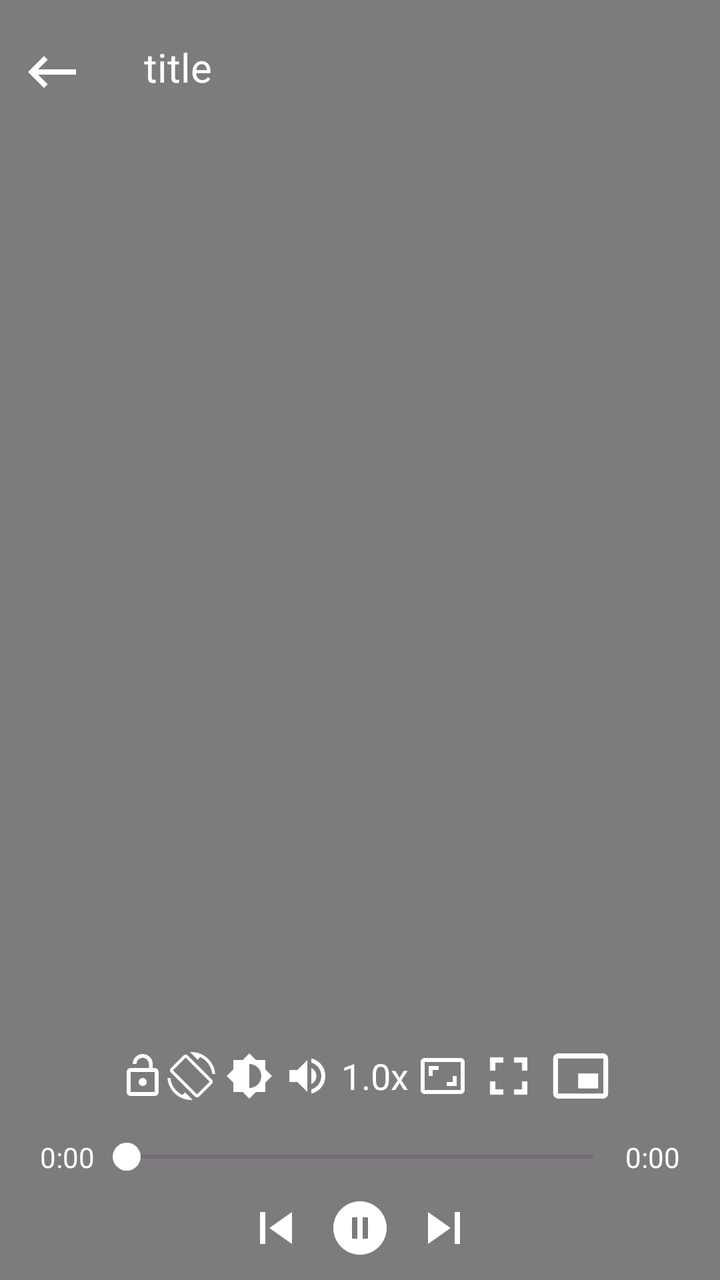
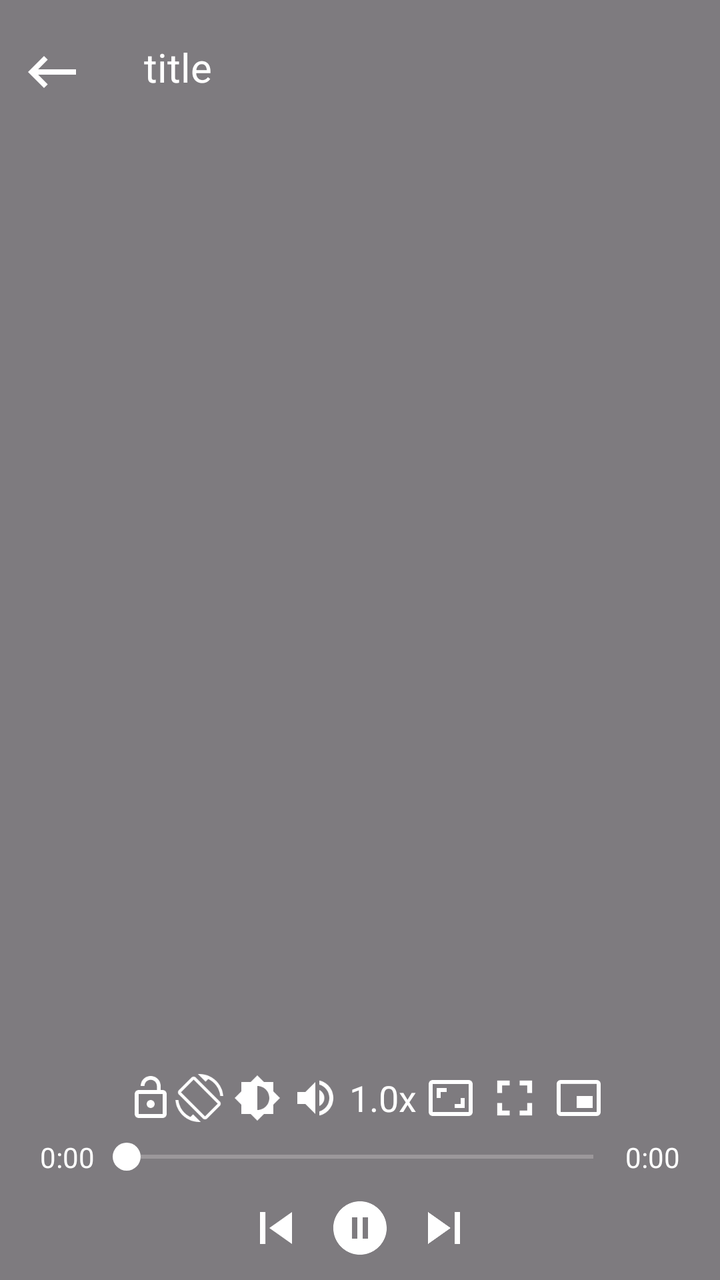

Before-and-after screenshots of an Android layout around one commit, followed by the original layout XML and the change that was made.
<!-- AndroidManifest.xml: application theme Theme.TorXplayer -->
<!-- res/layout/custom_controller.xml -->
<?xml version="1.0" encoding="utf-8"?>
<RelativeLayout xmlns:android="http://schemas.android.com/apk/res/android"
    xmlns:app="http://schemas.android.com/apk/res-auto"
    android:layout_width="match_parent"
    android:layout_height="match_parent"
    android:background="#80000000">

    
    <ImageView
        android:id="@+id/closePlayer"
        android:layout_width="32dp"
        android:layout_height="32dp"
        android:layout_marginStart="10dp"
        android:layout_marginTop="20dp"
        android:src="@drawable/outline_keyboard_backspace_24"
        app:tint="@color/white" />

    <TextView
        android:id="@+id/titleText"
        android:layout_width="wrap_content"
        android:layout_height="wrap_content"
        android:textColor="@color/white"
        android:text="title"
        android:textSize="20sp"
        android:maxLines="1"
        android:ellipsize="end"
        android:layout_marginEnd="20dp"
        android:layout_toEndOf="@id/closePlayer"
        android:layout_marginStart="30dp"
        android:layout_marginTop="20dp"/>

    
    <LinearLayout
        android:id="@+id/linearLayoutControlUp"
        android:layout_width="wrap_content"
        android:layout_height="wrap_content"
        android:layout_centerInParent="true"
        android:visibility="invisible"
        android:orientation="horizontal">

        <ImageView
            android:id="@+id/custom_rew"
            android:layout_width="42dp"
            android:layout_height="42dp"
            android:layout_marginEnd="50dp"
            android:src="@drawable/baseline_replay_10_24"
            android:visibility="visible"
            android:theme="@style/ClickableView" />



        <ImageView
            android:id="@+id/custom_ffwd"
            android:layout_width="42dp"
            android:layout_height="42dp"
            android:layout_marginStart="50dp"
            android:visibility="visible"
            android:src="@drawable/baseline_forward_10_24"
            android:theme="@style/ClickableView" />
    </LinearLayout>


    
    <LinearLayout
        android:id="@+id/bottomLayout"
        android:layout_width="match_parent"
        android:layout_height="wrap_content"
        android:layout_alignParentBottom="true"
        android:orientation="vertical"
        android:layout_marginTop="20dp">

        <LinearLayout
            android:layout_width="match_parent"
            android:layout_height="wrap_content"
            android:orientation="horizontal"
            android:gravity="center"
            android:padding="10dp"
            >

            
            <ImageView
                android:id="@+id/imageViewLock"
                android:layout_width="wrap_content"
                android:layout_height="wrap_content"
                android:layout_marginStart="10dp"
                android:layout_marginEnd="-10dp"
                android:padding="5dp"
                android:src="@drawable/baseline_lock_open_24"
                android:theme="@style/ClickableView"
                android:layout_marginBottom="0dp"/>

            
            <LinearLayout
                android:id="@+id/linearLayoutControlBottom"
                android:layout_width="wrap_content"
                android:layout_height="wrap_content"
                android:padding="5dp"
                android:gravity="center"
                android:orientation="horizontal"
                android:layout_marginBottom="0dp"
                android:layout_marginStart="0dp">

                <ImageView
                    android:id="@+id/imageViewRotateLock"
                    android:layout_width="24dp"
                    android:layout_height="24dp"
                    android:src="@drawable/baseline_screen_rotation_24"
                    android:theme="@style/ClickableView"
                    android:layout_marginEnd="5dp"/>

                <ImageView
                    android:id="@+id/imageViewBrightness"
                    android:layout_width="24dp"
                    android:layout_height="24dp"
                    android:src="@drawable/baseline_brightness_6_24"
                    android:theme="@style/ClickableView"
                    android:layout_toEndOf="@id/imageViewRotateLock"
                    android:layout_marginEnd="5dp"/>

                <ImageView
                    android:id="@+id/imageViewVolume"
                    android:layout_width="24dp"
                    android:layout_height="24dp"
                    android:src="@drawable/baseline_volume_up_24"
                    android:theme="@style/ClickableView"
                    android:layout_toStartOf="@id/btnAspectRatio"
                    android:layout_marginEnd="5dp"/>

                <TextView
                    android:id="@+id/setPlayBackSpeed"
                    android:layout_width="wrap_content"
                    android:layout_height="wrap_content"
                    android:text="1.0x"
                    android:gravity="center"
                    android:textSize="18sp"
                    android:textColor="@color/white"
                    android:theme="@style/ClickableView"
                    android:layout_marginEnd="5dp"
                    android:layout_toStartOf="@id/imageViewVolume"/>

                
                <ImageView
                    android:id="@+id/btnAspectRatio"
                    android:layout_width="24dp"
                    android:layout_height="24dp"
                    android:src="@drawable/baseline_aspect_ratio_24"
                    android:layout_toStartOf="@id/imageViewFullScreen"
                    android:layout_marginEnd="5dp"
                    android:theme="@style/ClickableView" />

                <ImageView
                    android:id="@+id/imageViewFullScreen"
                    android:layout_width="32dp"
                    android:layout_height="32dp"
                    android:layout_marginEnd="5dp"
                    android:src="@drawable/baseline_fullscreen_24"
                    android:theme="@style/ClickableView"/>

                <ImageView
                    android:id="@+id/imageViewPIP"
                    android:layout_width="30dp"
                    android:layout_height="30dp"
                    android:layout_marginEnd="5dp"
                    android:src="@drawable/baseline_picture_in_picture_alt_24"
                    android:theme="@style/ClickableView"/>

            </LinearLayout>

        </LinearLayout>

        
        <LinearLayout
            android:id="@+id/seekbarLayout"
            android:layout_width="match_parent"
            android:layout_height="wrap_content"
            android:orientation="horizontal"
            android:gravity="center_vertical"
            android:layout_marginHorizontal="20dp"
            android:layout_marginTop="0dp"
            android:layout_marginBottom="10dp">

            <TextView
                android:id="@+id/tvCurrentTime"
                android:layout_width="wrap_content"
                android:layout_height="wrap_content"
                android:text="0:00"
                android:textColor="@color/white"
                android:textSize="14sp" />

            <SeekBar
                android:id="@+id/seekBar"
                android:layout_width="0dp"
                android:layout_height="wrap_content"
                android:layout_weight="1"
                android:progressTint="@color/white"
                android:thumbTint="@color/white"
                android:thumb="@drawable/seekbar_thumb" />

            <TextView
                android:id="@+id/tvTotalTime"
                android:layout_width="wrap_content"
                android:layout_height="wrap_content"
                android:text="0:00"
                android:textColor="@color/white"
                android:textSize="14sp" />
        </LinearLayout>

        <LinearLayout
            android:id="@+id/ffbLayout"
            android:layout_width="match_parent"
            android:layout_height="wrap_content"
            android:orientation="horizontal"
            android:layout_marginBottom="10dp"
            android:gravity="center"
            android:layout_marginStart="0dp">

            <ImageView
                android:id="@+id/btnBackward"
                android:layout_width="32dp"
                android:layout_height="32dp"
                android:src="@drawable/baseline_skip_previous_24"
                android:layout_marginEnd="10dp"
                android:theme="@style/ClickableView" />

            <ImageView
                android:id="@+id/custom_play"
                android:layout_width="32dp"
                android:layout_height="32dp"
                android:src="@drawable/baseline_pause_circle_filled_24"
                android:theme="@style/ClickableView" />

            <ImageView
                android:id="@+id/imageViewForward"
                android:layout_width="32dp"
                android:layout_height="32dp"
                android:layout_marginStart="10dp"
                app:tint="@color/white"
                android:src="@drawable/baseline_skip_next_24"
                android:theme="@style/ClickableView"/>

        </LinearLayout>

    </LinearLayout>

    
    <LinearLayout
        android:id="@+id/brightnessLayout"
        android:layout_width="wrap_content"
        android:layout_height="wrap_content"
        android:layout_above="@+id/skipText"
        android:layout_centerHorizontal="true"
        android:orientation="horizontal"
        android:layout_marginBottom="20dp"
        android:background="@color/volume_bg"
        android:visibility="gone"
        android:padding="10dp"
        >

        <ImageView
            android:layout_width="wrap_content"
            android:layout_height="wrap_content"
            android:src="@drawable/baseline_brightness_6_24"
            android:layout_gravity="center_vertical"
            />

        <SeekBar
            android:id="@+id/seekBarBrightness"
            android:layout_width="150dp"
            android:layout_height="20dp"
            android:max="100"
            android:progress="50"
            android:rotation="0"
            android:layout_gravity="center_vertical"
            android:thumb="@drawable/seekbar_thumb"
            android:progressDrawable="@drawable/custom_seekbar"
            />

        <TextView
            android:id="@+id/brightnessValue"
            android:layout_width="wrap_content"
            android:layout_height="wrap_content"
            android:text="50%"
            android:textColor="@color/white"/>

    </LinearLayout>

    <LinearLayout
        android:id="@+id/volumeLayout"
        android:layout_width="wrap_content"
        android:layout_height="wrap_content"
        android:layout_above="@+id/skipText"
        android:layout_centerHorizontal="true"
        android:orientation="horizontal"
        android:background="@color/volume_bg"
        android:padding="10dp"
        android:visibility="gone"
        android:layout_marginBottom="10dp"
        >

        <ImageView
            android:layout_width="wrap_content"
            android:layout_height="wrap_content"
            android:src="@drawable/baseline_volume_up_24"
            android:layout_gravity="center_vertical"
            />

        <SeekBar
            android:id="@+id/seekBarVolume"
            android:layout_width="120dp"
            android:layout_height="5dp"
            android:max="100"
            android:progress="50"
            android:rotation="0"
            android:layout_gravity="center_vertical"
            android:thumb="@drawable/seekbar_thumb"
            android:progressDrawable="@drawable/custom_seekbar"/>

        <TextView
            android:id="@+id/soundValue"
            android:layout_width="wrap_content"
            android:layout_height="wrap_content"
            android:text="50%"
            android:layout_gravity="center_vertical"
            android:textColor="@color/white"/>

    </LinearLayout>


    <View
        android:id="@+id/tapLeft"
        android:layout_width="0dp"
        android:layout_height="match_parent"
        android:layout_alignParentStart="true"
        android:layout_toStartOf="@id/linearLayoutControlUp"
        android:layout_weight="1"
        android:layout_below="@id/titleText"
        android:layout_above="@id/bottomLayout"
        android:background="@android:color/transparent" />

    <View
        android:id="@+id/tapRight"
        android:layout_width="0dp"
        android:layout_height="match_parent"
        android:layout_alignParentEnd="true"
        android:layout_toEndOf="@id/linearLayoutControlUp"
        android:layout_weight="1"
        android:layout_below="@id/titleText"
        android:layout_above="@id/bottomLayout"
        android:background="@android:color/transparent" />

    <TextView
        android:id="@+id/skipText"
        android:layout_width="match_parent"
        android:layout_height="wrap_content"
        android:layout_above="@id/linearLayoutControlUp"
        android:layout_marginBottom="10dp"
        android:textSize="20sp"
        android:textStyle="bold"
        android:textColor="@color/white"
        android:gravity="center_horizontal"
        />

</RelativeLayout>
<!-- resources referenced by this layout -->
<resources>
  <color name="volume_bg">#80000000</color>
  <color name="white">#FFFFFFFF</color>
  <!-- drawable baseline_brightness_6_24 (drawable) -->
  <vector xmlns:android="http://schemas.android.com/apk/res/android" android:height="24dp" android:tint="#FFFFFF" android:viewportHeight="24" android:viewportWidth="24" android:width="24dp">
        
      <path android:fillColor="@android:color/white" android:pathData="M20,15.31L23.31,12 20,8.69V4h-4.69L12,0.69 8.69,4H4v4.69L0.69,12 4,15.31V20h4.69L12,23.31 15.31,20H20v-4.69zM12,18V6c3.31,0 6,2.69 6,6s-2.69,6 -6,6z"/>
      
  </vector>
  <!-- drawable baseline_fullscreen_24 (drawable) -->
  <vector xmlns:android="http://schemas.android.com/apk/res/android" android:height="24dp" android:tint="#FFFFFF" android:viewportHeight="24" android:viewportWidth="24" android:width="24dp">
        
      <path android:fillColor="@android:color/white" android:pathData="M7,14L5,14v5h5v-2L7,17v-3zM5,10h2L7,7h3L10,5L5,5v5zM17,17h-3v2h5v-5h-2v3zM14,5v2h3v3h2L19,5h-5z"/>
      
  </vector>
  <!-- drawable baseline_pause_circle_filled_24 (drawable) -->
  <vector xmlns:android="http://schemas.android.com/apk/res/android" android:height="24dp" android:tint="#FFFFFF" android:viewportHeight="24" android:viewportWidth="24" android:width="24dp">
        
      <path android:fillColor="@android:color/white" android:pathData="M12,2C6.48,2 2,6.48 2,12s4.48,10 10,10 10,-4.48 10,-10S17.52,2 12,2zM11,16L9,16L9,8h2v8zM15,16h-2L13,8h2v8z"/>
      
  </vector>
  <!-- drawable baseline_skip_next_24 (drawable) -->
  <vector xmlns:android="http://schemas.android.com/apk/res/android" android:height="24dp" android:tint="#FFFFFF" android:viewportHeight="24" android:viewportWidth="24" android:width="24dp">
        
      <path android:fillColor="@android:color/white" android:pathData="M6,18l8.5,-6L6,6v12zM16,6v12h2V6h-2z"/>
      
  </vector>
  <!-- drawable baseline_skip_previous_24 (drawable) -->
  <vector xmlns:android="http://schemas.android.com/apk/res/android" android:height="24dp" android:tint="#FFFFFF" android:viewportHeight="24" android:viewportWidth="24" android:width="24dp">
        
      <path android:fillColor="@android:color/white" android:pathData="M6,6h2v12L6,18zM9.5,12l8.5,6L18,6z"/>
      
  </vector>
  <!-- drawable outline_keyboard_backspace_24 (drawable) -->
  <vector xmlns:android="http://schemas.android.com/apk/res/android" android:autoMirrored="true" android:height="24dp" android:tint="#FFFFFF" android:viewportHeight="960" android:viewportWidth="960" android:width="24dp">
        
      <path android:fillColor="@android:color/white" android:pathData="M360,720L120,480L360,240L416,296L272,440L840,440L840,520L272,520L416,664L360,720Z"/>
      
  </vector>
  <!-- drawable seekbar_thumb (drawable) -->
  <?xml version="1.0" encoding="utf-8"?>
  <shape xmlns:android="http://schemas.android.com/apk/res/android"
      android:shape="oval">
      <solid android:color="#FFFFFF" />
      <size android:width="14dp" android:height="14dp" />
  </shape>
  <style name="ClickableView">
          <item name="colorControlHighlight">@android:color/darker_gray</item>
          <item name="android:background">?selectableItemBackgroundBorderless</item>
      </style>
  <style name="Theme.TorXplayer" parent="Base.Theme.TorXplayer" />
  <style name="Base.Theme.TorXplayer" parent="Theme.Material3.DayNight.NoActionBar">
          
          
          
          <item name="android:windowDrawsSystemBarBackgrounds">true</item>
          <item name="android:windowTranslucentStatus">false</item>
  
          <item name="android:statusBarColor">@color/black</item>
          <item name="android:windowLightStatusBar">false</item>
      </style>
  <color name="black">#FF000000</color>
  <!-- unchanged entries left out for length: 8 -->
</resources>

<!-- the commit's change to res/layout/custom_controller.xml (unified diff, before → after) -->
@@ -74,7 +74,7 @@
             android:layout_height="wrap_content"
             android:orientation="horizontal"
             android:gravity="center"
-            android:padding="10dp"
+            android:padding="0dp"
             >
 
             
@@ -150,16 +150,16 @@
 
                 <ImageView
                     android:id="@+id/imageViewFullScreen"
-                    android:layout_width="32dp"
-                    android:layout_height="32dp"
+                    android:layout_width="30dp"
+                    android:layout_height="30dp"
                     android:layout_marginEnd="5dp"
                     android:src="@drawable/baseline_fullscreen_24"
                     android:theme="@style/ClickableView"/>
 
                 <ImageView
                     android:id="@+id/imageViewPIP"
-                    android:layout_width="30dp"
-                    android:layout_height="30dp"
+                    android:layout_width="24dp"
+                    android:layout_height="24dp"
                     android:layout_marginEnd="5dp"
                     android:src="@drawable/baseline_picture_in_picture_alt_24"
                     android:theme="@style/ClickableView"/>
@@ -193,6 +193,7 @@
                 android:layout_height="wrap_content"
                 android:layout_weight="1"
                 android:progressTint="@color/white"
+                android:progressBackgroundTint="@color/off_white"
                 android:thumbTint="@color/white"
                 android:thumb="@drawable/seekbar_thumb" />
 
<!-- resource entries referenced after the edit -->
@@ -1,5 +1,6 @@
 <!-- resources referenced by this layout -->
 <resources>
+  <color name="off_white">#EFECEC</color>
   <color name="volume_bg">#80000000</color>
   <color name="white">#FFFFFFFF</color>
   <!-- drawable baseline_brightness_6_24 (drawable) -->
